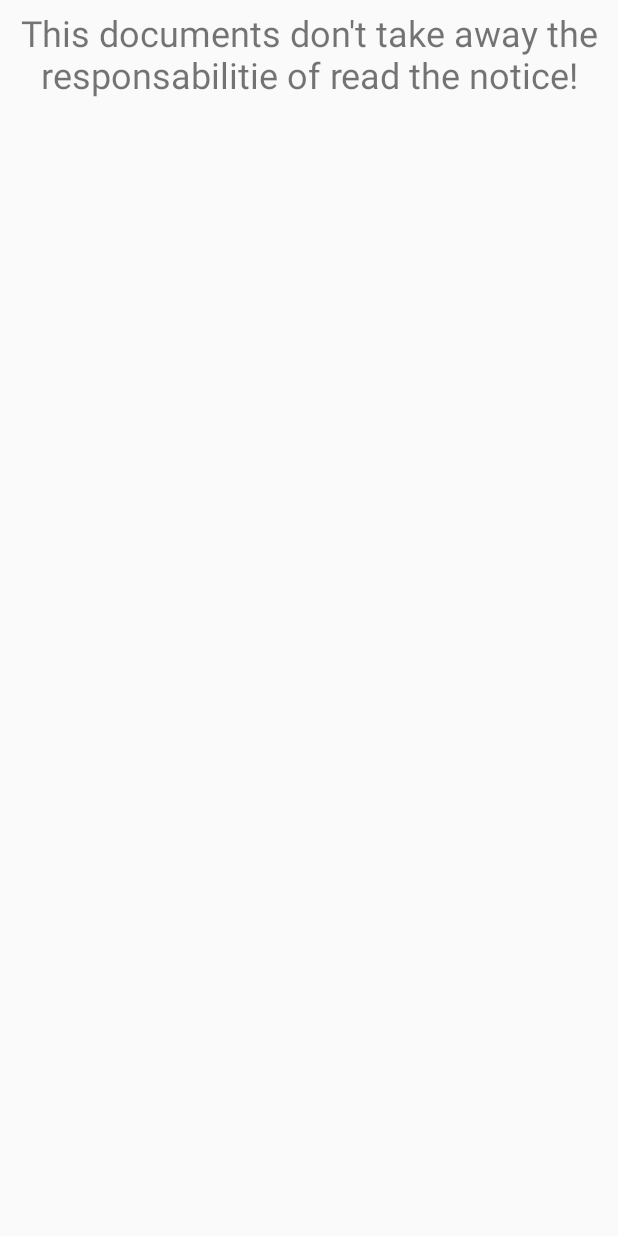
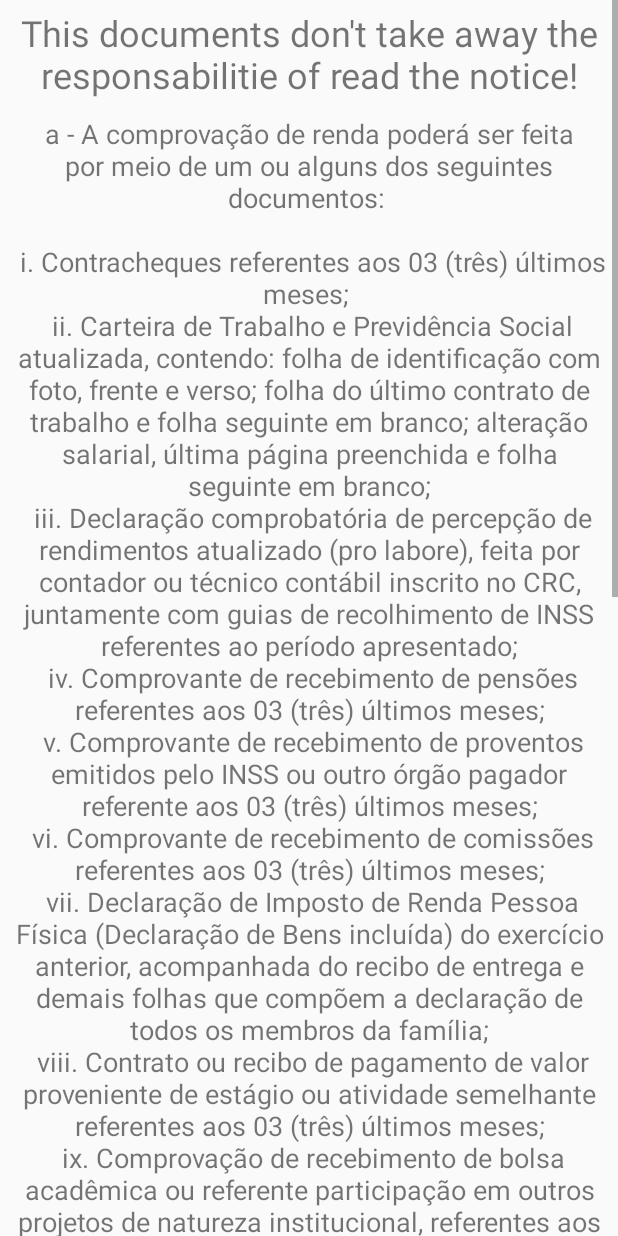
Before and after one commit to joaokage1/ic_dev, an Android app: the CompRendaActivity screen opened directly, with no data from a screen before it, on a phone screen of 412 x 824 dp. Run offline under Robolectric (Android 15) with nearby library versions, the phone set to English and light mode, and no system bars; Roboto replaces fonts that are not available here.

Commit message:
app beta

```diff
--- a/app/src/main/AndroidManifest.xml
+++ b/app/src/main/AndroidManifest.xml
@@ -15,7 +15,9 @@
         android:roundIcon="@drawable/icon"
         android:supportsRtl="true"
         android:theme="@style/AppTheme">
-        <activity android:name=".Activities.CheckListProfileActivity"></activity>
+        <activity android:name=".Activities.PaisesECulturasActivity"></activity>
+        <activity android:name=".Activities.VideosActivity" />
+        <activity android:name=".Activities.CheckListProfileActivity" />
         <activity android:name=".Activities.RequirementsCheckListActivity" />
         <activity android:name=".Activities.DocsCheckListActivity" />
         <activity
--- a/app/src/main/java/com/example/initialphase/Activities/ProfileActivity.java
+++ b/app/src/main/java/com/example/initialphase/Activities/ProfileActivity.java
@@ -147,4 +147,10 @@ public class ProfileActivity extends AppCompatActivity {
                 CheckListProfileActivity.class);
         startActivity(intent);
     }
+
+    public void onClickVideosProfile(View view){
+        Intent intent = new Intent(this,
+                VideosActivity.class);
+        startActivity(intent);
+    }
 }
--- a/app/src/main/res/layout/activity_comp_renda.xml
+++ b/app/src/main/res/layout/activity_comp_renda.xml
@@ -24,6 +24,65 @@
                 android:textAlignment="center"
                 android:textSize="24sp" />
 
+            <TextView
+                android:id="@+id/textView8"
+                android:layout_width="match_parent"
+                android:layout_height="wrap_content"
+                android:layout_margin="5dp"
+                android:text="a - A comprovação de renda poderá ser feita por meio de um ou alguns dos
+seguintes documentos: \n\n
+i. Contracheques referentes aos 03 (três) últimos meses; \n
+ii. Carteira de Trabalho e Previdência Social atualizada, contendo: folha de
+identificação com foto, frente e verso; folha do último contrato de trabalho
+e folha seguinte em branco; alteração salarial, última página preenchida e
+folha seguinte em branco;\n
+iii. Declaração comprobatória de percepção de rendimentos atualizado (pro
+labore), feita por contador ou técnico contábil inscrito no CRC, juntamente
+com guias de recolhimento de INSS referentes ao período apresentado;\n
+iv. Comprovante de recebimento de pensões referentes aos 03 (três) últimos
+meses;\n
+v. Comprovante de recebimento de proventos emitidos pelo INSS ou outro
+órgão pagador referente aos 03 (três) últimos meses;\n
+vi. Comprovante de recebimento de comissões referentes aos 03 (três)
+últimos meses;\n
+vii. Declaração de Imposto de Renda Pessoa Física (Declaração de Bens
+incluída) do exercício anterior, acompanhada do recibo de entrega e
+demais folhas que compõem a declaração de todos os membros da
+família;\n
+viii. Contrato ou recibo de pagamento de valor proveniente de estágio ou
+atividade semelhante referentes aos 03 (três) últimos meses;\n
+ix. Comprovação de recebimento de bolsa acadêmica ou referente
+participação em outros projetos de natureza institucional, referentes aos
+03 (três) últimos meses;\n
+\n
+b. Em caso de algum dos integrantes do grupo familiar (inclusive o próprio)
+estiver desempregado e não possuir renda, nesse caso deverão ser
+apresentadas cópias dos documentos a seguir, juntamente com declaração
+de pessoa sem renda atualizado, devidamente preenchida e
+assinada:\n
+i. Carteira de Trabalho e Previdência Social atualizada: folha de
+identificação com foto (frente e verso); e\n
+ii. Carteira de Trabalho e Previdência Social atualizada: folha do último
+contrato de trabalho e folha seguinte em branco;\n\n
+
+c. O estudante, economicamente dependente, que resida sozinho ou em
+república, casa de amigos ou parentes, etc. ficará obrigado a apresentar os
+documentos de comprovação de renda atualizada do grupo familiar (pai, mãe, responsáveis legais, irmãos, etc.), mesmo que estes estejam em outro
+município;\n\n
+d. Para os integrantes do grupo familiar do candidato (inclusive o próprio candidato)
+que sejam profissionais informais, a comprovação de renda será feita mediante
+declaração atualizada de profissional informal informando o valor médio mensal
+de sua renda bruta, juntamente com a documentação elencada abaixo,
+juntamente com extrato de vínculos e contribuições à Previdência (CNIS -
+Cadastro Nacional de Informações Sociais) que comprove inexistência de
+vínculo empregatício ou outra fonte de renda.\n
+i. Carteira de Trabalho e Previdência Social atualizada: folha de
+identificação com foto (frente e verso); e\n
+ii. Carteira de Trabalho e Previdência Social atualizada: folha do último
+contrato de trabalho e folha seguinte em branco."
+                android:textAlignment="center"
+                android:textSize="18sp" />
+
         </LinearLayout>
     </ScrollView>
 </androidx.constraintlayout.widget.ConstraintLayout>
--- a/app/src/main/res/layout/activity_main.xml
+++ b/app/src/main/res/layout/activity_main.xml
@@ -23,7 +23,8 @@
             android:layout_height="170dp"
             android:layout_margin="5dp"
             android:clickable="true"
-            android:foreground="?android:attr/selectableItemBackground">
+            android:foreground="?android:attr/selectableItemBackground"
+            android:onClick="onClickinscricao">
 
             <LinearLayout
                 android:id="@+id/cv_targets"
@@ -166,7 +167,8 @@
             android:layout_height="170dp"
             android:layout_margin="5dp"
             android:clickable="true"
-        android:foreground="?android:attr/selectableItemBackground">
+            android:foreground="?android:attr/selectableItemBackground"
+            android:onClick="onClickPaises">
 
             <LinearLayout
                 android:id="@+id/cv_country"
--- a/app/src/main/res/layout/activity_profile.xml
+++ b/app/src/main/res/layout/activity_profile.xml
@@ -174,6 +174,7 @@
         android:layout_margin="5dp"
         android:clickable="true"
         android:foreground="?android:attr/selectableItemBackground"
+        android:onClick="onClickVideosProfile"
         app:layout_constraintBottom_toBottomOf="@+id/cardView"
         app:layout_constraintEnd_toEndOf="parent"
         app:layout_constraintStart_toEndOf="@+id/img_photo_profile"
```
Also changed, not shown: app/src/main/java/com/example/initialphase/Activities/MainActivity.java (+13 -0 lines), app/src/main/java/com/example/initialphase/Activities/PaisesECulturasActivity.java (added, +35 -0 lines), app/src/main/java/com/example/initialphase/Activities/VideosActivity.java (added, +37 -0 lines), app/src/main/java/com/example/initialphase/Adapter/VideoAdapter.java (added, +62 -0 lines), app/src/main/java/com/example/initialphase/model/YouTubeVideos.java (added, +20 -0 lines), app/src/main/res/layout/activity_docs.xml (+31 -0 lines), app/src/main/res/layout/activity_paises_eculturas.xml (added, +17 -0 lines), app/src/main/res/layout/activity_videos.xml (added, +18 -0 lines), app/src/main/res/layout/videos_view_holder.xml (added, +18 -0 lines). Lines whose indentation alone changed are shown as unchanged.
